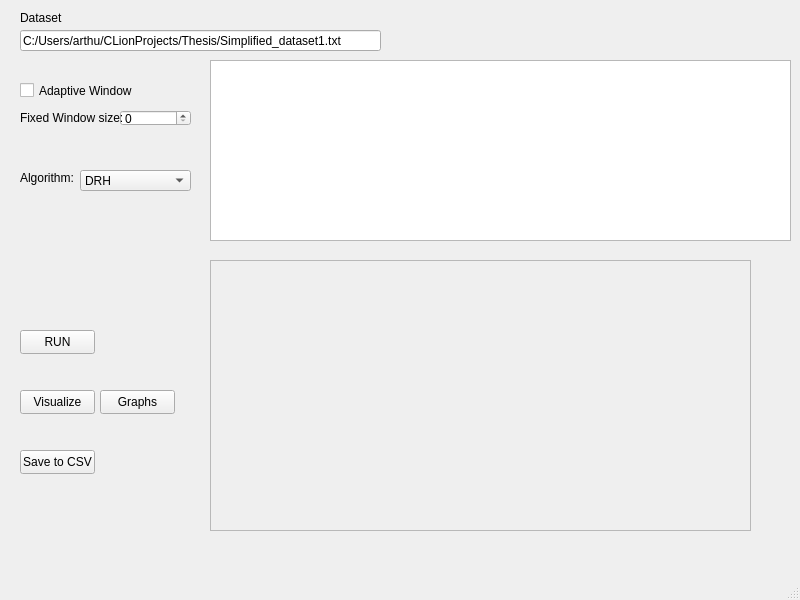
This is MainWindow.ui in ArthurVGitHub/RealTime-Data-Compression-Simulator as Qt 5 draws it before an edit. The edited form follows.
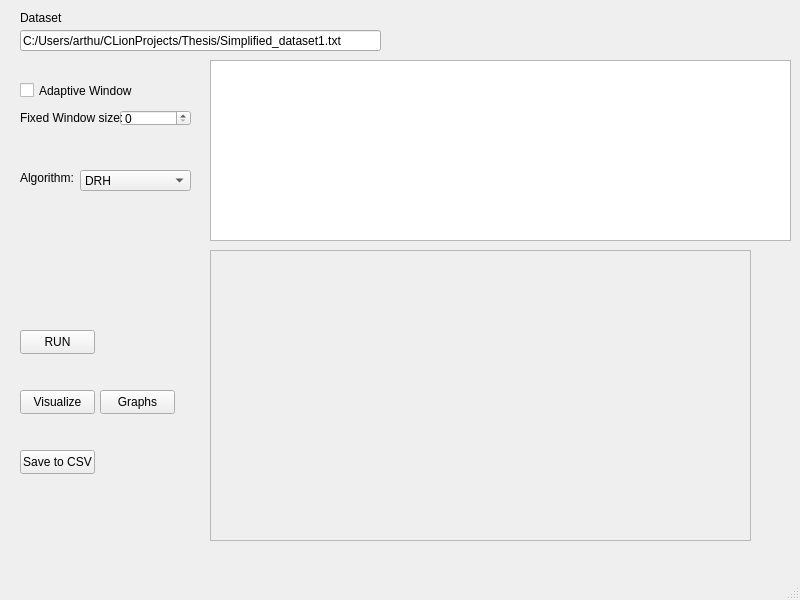
This is the edited form.

Diff of the .ui file:
```diff
--- a/MainWindow.ui
+++ b/MainWindow.ui
@@ -196,40 +196,6 @@
      <string>Fixed Window size:</string>
     </property>
    </widget>
-   <widget class="QScrollArea" name="graphsScrollArea">
-    <property name="geometry">
-     <rect>
-      <x>210</x>
-      <y>260</y>
-      <width>541</width>
-      <height>271</height>
-     </rect>
-    </property>
-    <property name="widgetResizable">
-     <bool>true</bool>
-    </property>
-    <widget class="QWidget" name="scrollAreaWidgetContents">
-     <property name="geometry">
-      <rect>
-       <x>0</x>
-       <y>0</y>
-       <width>539</width>
-       <height>269</height>
-      </rect>
-     </property>
-     <widget class="QWidget" name="graphsWidget" native="true">
-      <property name="geometry">
-       <rect>
-        <x>20</x>
-        <y>20</y>
-        <width>591</width>
-        <height>231</height>
-       </rect>
-      </property>
-      <layout class="QVBoxLayout" name="verticalLayout"/>
-     </widget>
-    </widget>
-   </widget>
    <widget class="QPushButton" name="visualizeGraphButton">
     <property name="geometry">
      <rect>
@@ -243,6 +209,26 @@
      <string>Graphs</string>
     </property>
    </widget>
+   <widget class="QFrame" name="framePlots">
+    <property name="geometry">
+     <rect>
+      <x>210</x>
+      <y>250</y>
+      <width>541</width>
+      <height>291</height>
+     </rect>
+    </property>
+    <property name="styleSheet">
+     <string notr="true"/>
+    </property>
+    <property name="frameShape">
+     <enum>QFrame::Shape::StyledPanel</enum>
+    </property>
+    <property name="frameShadow">
+     <enum>QFrame::Shadow::Raised</enum>
+    </property>
+    <layout class="QGridLayout" name="gridLayout"/>
+   </widget>
   </widget>
   <widget class="QMenuBar" name="menubar">
    <property name="geometry">
```
